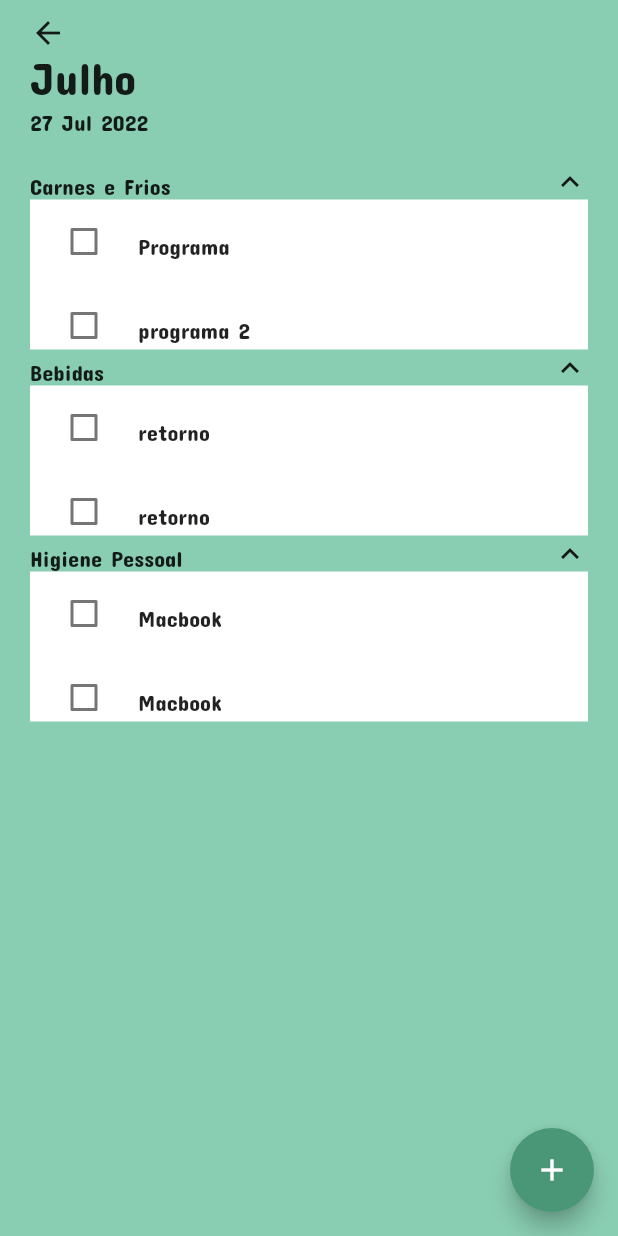
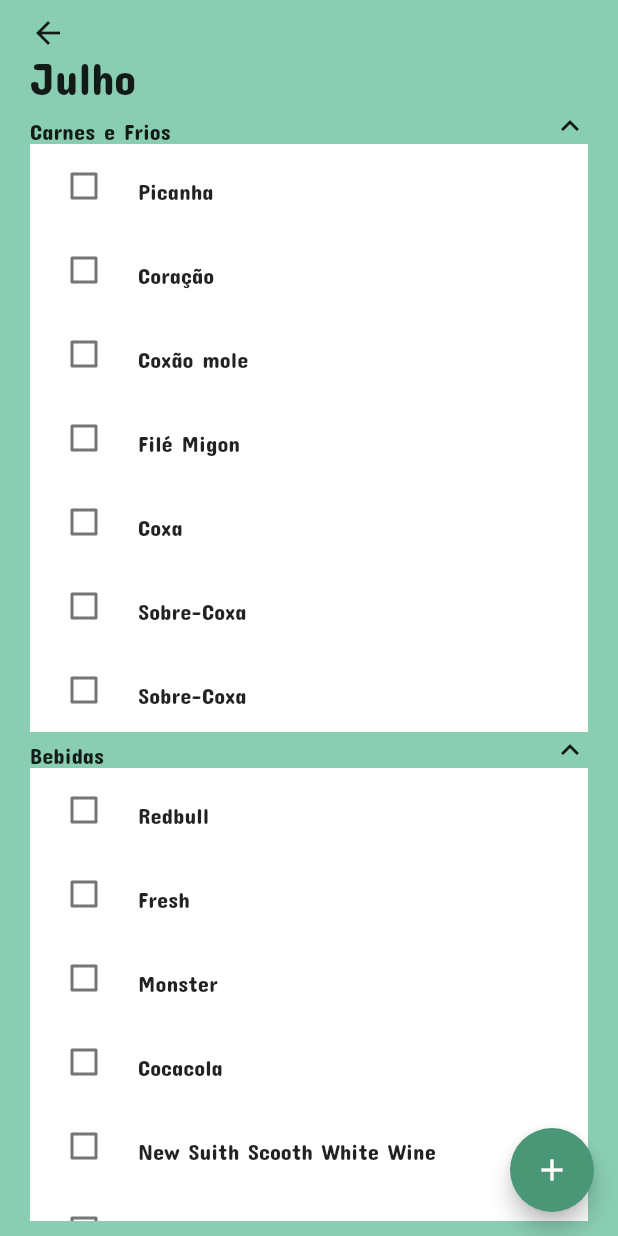
Before and after one commit to Ronnildo/shopList, a Flutter app: the ListScreen screen opened directly, on a phone screen of 412 x 824 dp. Run offline on Flutter 3.47's test engine with Material 2 defaults, Android fonts, the phone set to English and light mode, and no system bars; our stand-ins replace device_info, dio, drop_shadow, font_awesome_flutter; missing offline and left inert: splash_screen_view; network calls fail.

Commit message:
list_screen finished

```diff
--- a/lib/app/interface/screens/list_screen.dart
+++ b/lib/app/interface/screens/list_screen.dart
@@ -2,6 +2,7 @@ import 'package:flutter/material.dart';
 import 'package:shoplist/app/interface/widgets/components/popup_list.dart';
 
 class ListScreen extends StatefulWidget {
+
   const ListScreen({Key? key}) : super(key: key);
 
   @override
@@ -16,6 +17,9 @@ class _ListScreenState extends State<ListScreen> {
       body: SafeArea(
         child: Padding(
           padding: const EdgeInsets.symmetric(vertical: 10.0, horizontal: 20.0),
+          child: SingleChildScrollView(
+            physics: PageScrollPhysics(),
+            scrollDirection: Axis.vertical,
             child: Column(
               crossAxisAlignment: CrossAxisAlignment.stretch,
               children: <Widget>[
@@ -33,44 +37,54 @@ class _ListScreenState extends State<ListScreen> {
                 const SizedBox(
                   height: 15.0,
                 ),
-              const Text(
-                '27 Jul 2022',
-                style: TextStyle(
-                  fontSize: 15.0,
-                ),
-              ),
-              const SizedBox(
-                height: 25.0,
+                Partitions(
+                    sectionName: 'Carnes e Frios',
+                    nameBox: Column(
+                      children: <Widget> [
+                        ChecarCaixa(title: 'Picanha'),
+                        ChecarCaixa(title: 'Coração'),
+                        ChecarCaixa(title: 'Coxão mole'),
+                        ChecarCaixa(title: 'Filé Migon'),
+                        ChecarCaixa(title: 'Coxa'),
+                        ChecarCaixa(title: 'Sobre-Coxa'),
+                        ChecarCaixa(title: 'Sobre-Coxa'),
+                      ],
+                    )
                 ),
                 Partitions(
-                sectionName: 'Carnes e Frios',
-                teste: ListView(
-                  children: [
-                    ChecarCaixa(
-                      title: 'Programa',
-                    ),
-                    ChecarCaixa(title: 'programa 2'),
+                  sectionName: 'Bebidas',
+                  nameBox: Column(
+                    children: <Widget> [
+                      ChecarCaixa(title: 'Redbull'),
+                      ChecarCaixa(title: 'Fresh'),
+                      ChecarCaixa(title: 'Monster'),
+                      ChecarCaixa(title: 'Cocacola'),
+                      ChecarCaixa(title: 'New Suith Scooth White Wine'),
+                      ChecarCaixa(title: 'Antardita'),
+                      ChecarCaixa(title: 'Sukita'),
+                      ChecarCaixa(title: 'Chuva de Prata'),
                     ],
                   ),
                 ),
                 Partitions(
-                sectionName: 'Bebidas',
-                teste: ListView.builder(
-                  itemCount: 10,
-                  itemBuilder: (BuildContext context, int index) {
-                    return ChecarCaixa(title: 'retorno');
-                  },
+                  sectionName: 'Higiene Pessoal',
+                  nameBox: Column(
+                    children: <Widget> [
+                      ChecarCaixa(title: 'Papel higiênico'),
+                      ChecarCaixa(title: 'Absorvente Feminino'),
+                      ChecarCaixa(title: 'Sabonete Líquido'),
+                      ChecarCaixa(title: 'Sobonete em barra'),
+                      ChecarCaixa(title: 'Lenços Umidecidos'),
+                      ChecarCaixa(title: 'Controle do Ph'),
+                      ChecarCaixa(title: 'Escova de Dentes'),
+                      ChecarCaixa(title: 'Creme Dental'),
+                      ChecarCaixa(title: 'Água Micelair'),
+                      ChecarCaixa(title: 'Água Micelair'),
+                    ],
                   ),
                 ),
-              Partitions(
-                sectionName: 'Higiene Pessoal',
-                teste: ListView.builder(
-                    itemCount: 3,
-                    itemBuilder: (BuildContext context, int index) {
-                      return ChecarCaixa(title: 'Macbook');
-                    }),
+              ],
             ),
-            ],
           ),
         ),
       ),
@@ -87,10 +101,11 @@ class _ListScreenState extends State<ListScreen> {
 }
 
 class Partitions extends StatelessWidget {
-  const Partitions({Key? key, required this.sectionName, required this.teste})
+  const Partitions({Key? key, required this.sectionName, /*required this.teste,*/ this.nameBox})
       : super(key: key);
   final String sectionName;
-  final Widget teste;
+  //final Widget teste;
+  final Column? nameBox;
 
   @override
   Widget build(BuildContext context) {
@@ -108,8 +123,7 @@ class Partitions extends StatelessWidget {
         ),
         Container(
           color: Colors.white,
-          height: 100.0,
-          child: teste,
+          child: nameBox,
         ),
       ],
     );
@@ -122,6 +136,7 @@ class ChecarCaixa extends StatefulWidget {
 
   bool checado;
   final String title;
+  late String Name;
 
   @override
   State<ChecarCaixa> createState() => _ChecarCaixaState();
```
Lines whose indentation alone changed are shown as unchanged.
